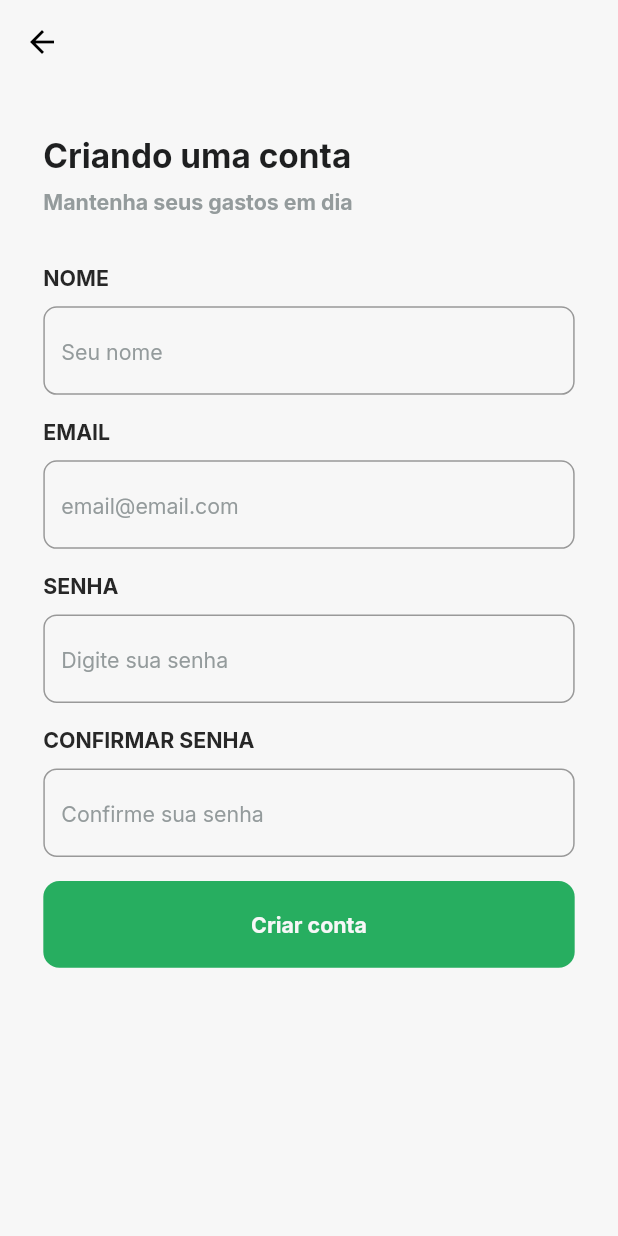
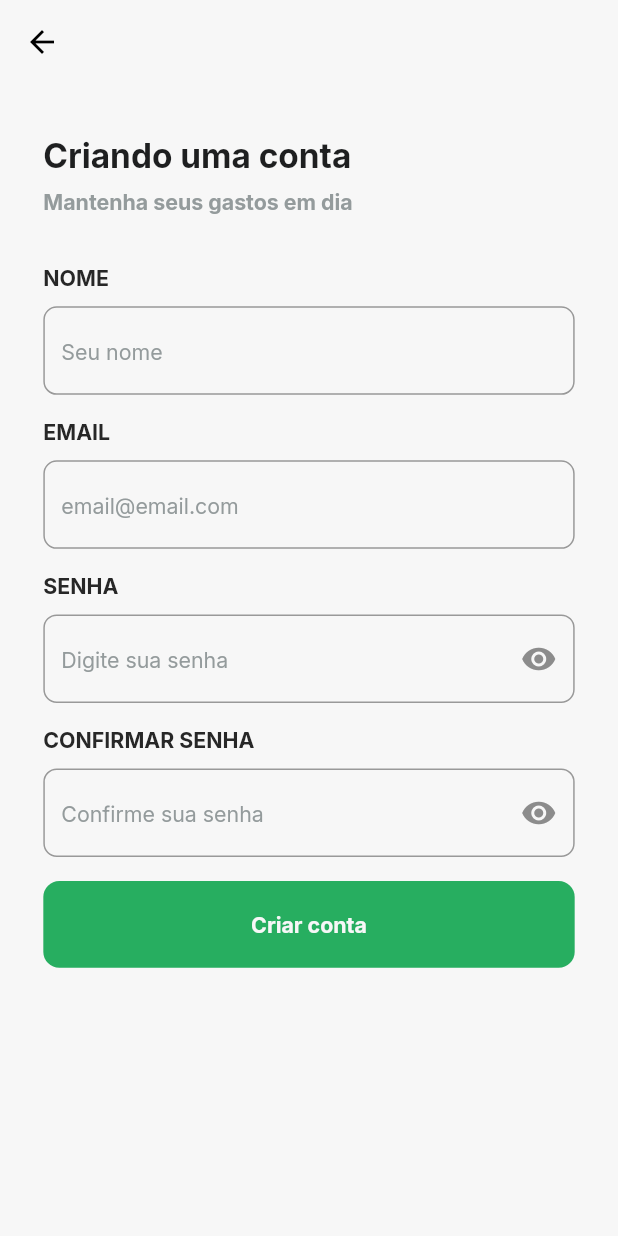
Before and after one commit to smiqueias/Ta-Caro-App, a Flutter app: the screen it shows after launch, after a tap on "Entrar", after a tap on "Criar uma conta", on a phone screen of 412 x 824 dp. Run offline on Flutter 3.47's test engine with Material 2 defaults, Android fonts, the phone set to English and light mode, and no system bars; our stand-ins replace flutter_multi_formatter, flutter_screenutil, font_awesome_flutter, google_fonts, supabase, validators; accounts and stored records are empty.

Commit message:
add show/hide password

```diff
--- a/lib/src/modules/create-account/view/screens/create_account_screen.dart
+++ b/lib/src/modules/create-account/view/screens/create_account_screen.dart
@@ -1,9 +1,10 @@
 import 'package:flutter/material.dart';
 import 'package:flutter_screenutil/flutter_screenutil.dart';
-import 'package:provider/src/provider.dart';
 import 'package:tacaro_app/src/core/components/button_component.dart';
 import 'package:tacaro_app/src/core/components/loading_component.dart';
+import 'package:tacaro_app/src/core/services/supabase_database.dart';
 import 'package:tacaro_app/src/core/theme/app_theme.dart';
+import 'package:tacaro_app/src/modules/create-account/repositories/create_account_repository.dart';
 import 'package:tacaro_app/src/modules/create-account/view-model/create_account_vm.dart';
 import 'package:tacaro_app/src/modules/login/view/components/form_component.dart';
 import 'package:tacaro_app/src/utils/extensions/text_extension.dart';
@@ -20,9 +21,24 @@ class _CreateAccountScreenState extends State<CreateAccountScreen> {
   late final CreateAccountVM viewModel;
   final scaffoldKey = GlobalKey<ScaffoldState>();
 
+  bool obscurePassword = true;
+  bool obscureConfirmPassword = true;
+
+  changeObscurePassword() {
+    setState(() {
+      obscurePassword = !obscurePassword;
+    });
+  }
+
+  changeObscureConfirmPassword() {
+    setState(() {
+      obscureConfirmPassword = !obscureConfirmPassword;
+    });
+  }
+
   @override
   void initState() {
-    viewModel = context.read<CreateAccountVM>();
+    viewModel = CreateAccountVMImpl(createAccountRepository: CreateAccountRepositoryImpl(database: SupabaseDatabase()));
     viewModel.addListener(() {
       viewModel.appState.when(
         success: (data) => Navigator.pop(context),
@@ -49,7 +65,6 @@ class _CreateAccountScreenState extends State<CreateAccountScreen> {
 
   @override
   Widget build(BuildContext context) {
-    final viewModel = context.read<CreateAccountVM>();
     return Scaffold(
       appBar: AppBar(
         leading: BackButton(color: AppTheme.colors.backButton),
@@ -84,15 +99,29 @@ class _CreateAccountScreenState extends State<CreateAccountScreen> {
                   FormComponent(
                     label: "SENHA",
                     hintText: "Digite sua senha",
-                    obscure: true,
                     onChanged: (value) => viewModel.onChange(password: value),
+                    obscure: obscurePassword,
+                    suffixIcon: IconButton(
+                      icon: Icon(
+                        obscurePassword ? Icons.visibility : Icons.visibility_off,
+                        color: AppTheme.colors.iconInactive,
+                      ),
+                      onPressed: () => changeObscurePassword(),
+                    ),
                     validator: (value) => isLength(value ?? "", 6) ? null : "Digite uma senha mais forte",
                   ),
                   SizedBox(height: 18.0.h),
                   FormComponent(
                     label: "CONFIRMAR SENHA",
                     hintText: "Confirme sua senha",
-                    obscure: true,
+                    obscure: obscureConfirmPassword,
+                    suffixIcon: IconButton(
+                      icon: Icon(
+                        obscureConfirmPassword ? Icons.visibility : Icons.visibility_off,
+                        color: AppTheme.colors.iconInactive,
+                      ),
+                      onPressed: () => changeObscureConfirmPassword(),
+                    ),
                     onChanged: (value) => viewModel.onChange(confirmPassword: value),
                     validator: (value) {
                       if (value != viewModel.password) {
--- a/lib/src/modules/feed/repositories/feed_repository.dart
+++ b/lib/src/modules/feed/repositories/feed_repository.dart
@@ -1,4 +1,3 @@
-import 'package:flutter/cupertino.dart';
 import 'package:tacaro_app/src/core/models/order_model.dart';
 import 'package:tacaro_app/src/core/services/app_database.dart';
 
--- a/lib/src/modules/home/view/screens/home_screen.dart
+++ b/lib/src/modules/home/view/screens/home_screen.dart
@@ -3,7 +3,6 @@ import 'package:flutter_screenutil/flutter_screenutil.dart';
 import 'package:tacaro_app/src/core/components/bottom_navigator_component.dart';
 import 'package:tacaro_app/src/core/models/user_model.dart';
 import 'package:tacaro_app/src/modules/create/view/screens/create_bottomsheet.dart';
-import 'package:tacaro_app/src/modules/feed/view/screens/feed_screen.dart';
 
 class HomeScreen extends StatefulWidget {
   final UserModel user;
@@ -16,6 +15,11 @@ class HomeScreen extends StatefulWidget {
 }
 
 class _HomeScreenState extends State<HomeScreen> {
+  @override
+  initState() {
+    super.initState();
+  }
+
   int currentIndex = 0;
   late final List<Widget> screens = widget.screens;
   void changeIndex(int index) async {
--- a/lib/src/modules/login/view/components/form_component.dart
+++ b/lib/src/modules/login/view/components/form_component.dart
@@ -8,6 +8,7 @@ class FormComponent extends StatelessWidget {
   final String label;
   final String hintText;
   final bool obscure;
+  final Widget? suffixIcon;
   final List<TextInputFormatter>? inputFormatters;
   final TextInputType? keyboardType;
   final void Function(String)? onChanged;
@@ -22,6 +23,7 @@ class FormComponent extends StatelessWidget {
     this.validator,
     this.keyboardType,
     this.inputFormatters,
+    this.suffixIcon,
   }) : super(key: key);
 
   @override
@@ -41,6 +43,7 @@ class FormComponent extends StatelessWidget {
           decoration: InputDecoration(
             hintStyle: AppTheme.textStyles.hint,
             hintText: hintText,
+            suffixIcon: suffixIcon,
             border: OutlineInputBorder(
               borderRadius: BorderRadius.circular(10.r),
               borderSide: BorderSide(color: AppTheme.colors.border),
--- a/lib/src/modules/login/view/screens/login_screen.dart
+++ b/lib/src/modules/login/view/screens/login_screen.dart
@@ -1,12 +1,13 @@
 import 'package:flutter/material.dart';
 import 'package:flutter_screenutil/flutter_screenutil.dart';
-import 'package:provider/src/provider.dart';
 import 'package:tacaro_app/src/core/components/button_component.dart';
 import 'package:tacaro_app/src/core/components/loading_component.dart';
 import 'package:tacaro_app/src/core/services/supabase_database.dart';
 import 'package:tacaro_app/src/core/theme/app_theme.dart';
+import 'package:tacaro_app/src/modules/create/view/screens/create_bottomsheet.dart';
 import 'package:tacaro_app/src/modules/login/repositories/login_repository.dart';
 import 'package:tacaro_app/src/modules/login/view-model/login_vm.dart';
+import 'package:tacaro_app/src/modules/login/view/components/error_bottomsheet.dart';
 import 'package:tacaro_app/src/modules/login/view/components/form_component.dart';
 import 'package:tacaro_app/src/modules/login/view/components/outline_button_component.dart';
 import 'package:validators/validators.dart';
@@ -19,23 +20,32 @@ class LoginScreen extends StatefulWidget {
 }
 
 class _LoginScreenState extends State<LoginScreen> {
-  late final LoginVM viewModel;
+  final viewModel = LoginVMImpl(
+    loginRepository: LoginRepositoryImpl(database: SupabaseDatabase()),
+  );
   final scaffoldKey = GlobalKey<ScaffoldState>();
+  bool obscurePassword = true;
+
+  changeObscurePassword() {
+    setState(() {
+      obscurePassword = !obscurePassword;
+    });
+  }
 
   @override
   void initState() {
-    viewModel = context.read<LoginVM>();
     viewModel.addListener(() {
       viewModel.appState.when(
         success: (data) => Navigator.pushNamed(context, '/home', arguments: data),
-        error: (message, _) => scaffoldKey.currentState!.showBottomSheet(
-          (context) => BottomSheet(
-            onClosing: () {},
-            builder: (context) => SizedBox(
-              height: 100,
-              child: Text(message),
+        error: (message, _) => showModalBottomSheet(
+          context: context,
+          shape: RoundedRectangleBorder(
+            borderRadius: BorderRadius.only(
+              topLeft: Radius.circular(32.r),
+              topRight: Radius.circular(32.r),
             ),
           ),
+          builder: (context) => const ErrorBottomSheet(),
         ),
         orElse: () {},
       );
@@ -80,7 +90,14 @@ class _LoginScreenState extends State<LoginScreen> {
                     label: "Senha",
                     hintText: "Digite sua senha",
                     validator: (value) => isLength(value ?? "", 6) ? null : "Digite uma senha mais forte",
-                    obscure: true,
+                    obscure: obscurePassword,
+                    suffixIcon: IconButton(
+                      icon: Icon(
+                        obscurePassword ? Icons.visibility : Icons.visibility_off,
+                        color: AppTheme.colors.iconInactive,
+                      ),
+                      onPressed: () => changeObscurePassword(),
+                    ),
                     onChanged: (value) => viewModel.onChange(password: value),
                   ),
                   SizedBox(height: 18.0.h),
```
